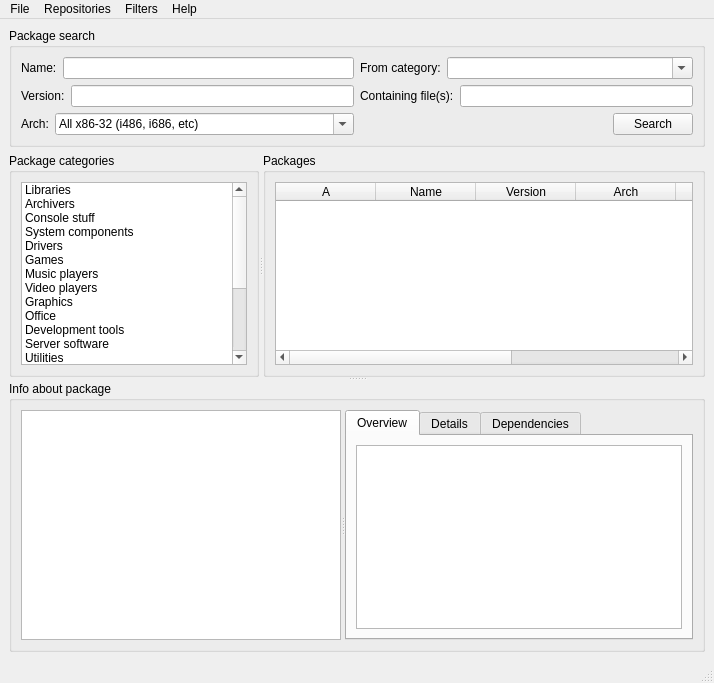
Qt form mpkg/manager/pkgmanager.ui (BackupTheBerlios/mops) before a commit.
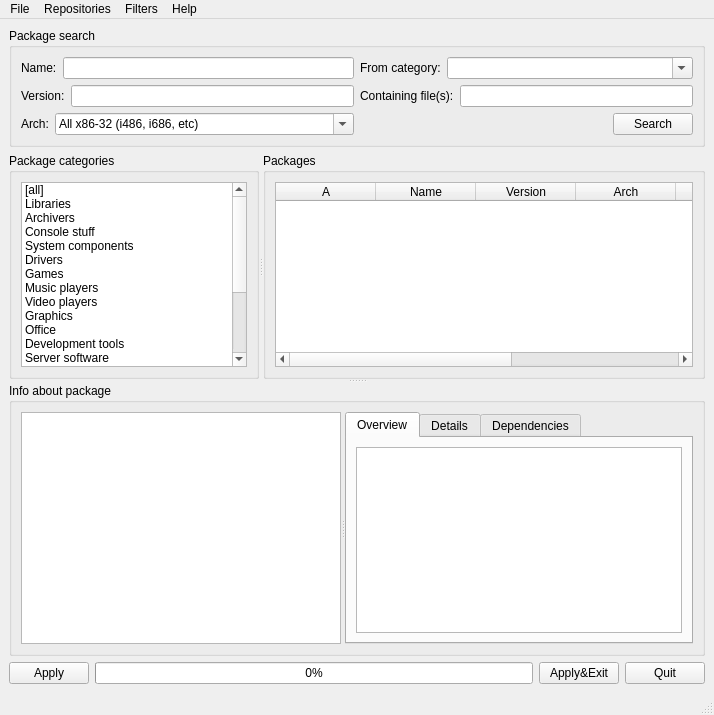
The same form after that commit.

Patch:
```diff
--- a/mpkg/manager/pkgmanager.ui
+++ b/mpkg/manager/pkgmanager.ui
@@ -6,7 +6,7 @@
     <x>0</x>
     <y>0</y>
     <width>714</width>
-    <height>683</height>
+    <height>715</height>
    </rect>
   </property>
   <property name="windowTitle" >
@@ -301,6 +301,11 @@
          </property>
          <item>
           <widget class="QListWidget" name="listWidget" >
+           <item>
+            <property name="text" >
+             <string>[all]</string>
+            </property>
+           </item>
            <item>
             <property name="text" >
              <string>Libraries</string>
@@ -423,7 +428,16 @@
           <number>6</number>
          </property>
          <item>
-          <widget class="QTableWidget" name="tableWidget" >
+          <widget class="QTableWidget" name="packageTable" >
+           <property name="selectionMode" >
+            <enum>QAbstractItemView::SingleSelection</enum>
+           </property>
+           <property name="selectionBehavior" >
+            <enum>QAbstractItemView::SelectRows</enum>
+           </property>
+           <property name="sortingEnabled" >
+            <bool>false</bool>
+           </property>
            <column>
             <property name="text" >
              <string>A</string>
@@ -566,6 +580,60 @@
       </widget>
      </widget>
     </item>
+    <item>
+     <layout class="QHBoxLayout" >
+      <property name="margin" >
+       <number>0</number>
+      </property>
+      <property name="spacing" >
+       <number>6</number>
+      </property>
+      <item>
+       <widget class="QPushButton" name="pushButton_2" >
+        <property name="text" >
+         <string>Apply</string>
+        </property>
+       </widget>
+      </item>
+      <item>
+       <widget class="QProgressBar" name="progressBar" >
+        <property name="enabled" >
+         <bool>true</bool>
+        </property>
+        <property name="value" >
+         <number>0</number>
+        </property>
+        <property name="orientation" >
+         <enum>Qt::Horizontal</enum>
+        </property>
+       </widget>
+      </item>
+      <item>
+       <layout class="QHBoxLayout" >
+        <property name="margin" >
+         <number>0</number>
+        </property>
+        <property name="spacing" >
+         <number>6</number>
+        </property>
+        <item>
+         <widget class="QPushButton" name="pushButton_3" >
+          <property name="text" >
+           <string>Apply&amp;&amp;Exit</string>
+          </property>
+         </widget>
+        </item>
+        <item>
+         <widget class="QPushButton" name="pushButton_4" >
+          <property name="text" >
+           <string>Quit</string>
+          </property>
+         </widget>
+        </item>
+       </layout>
+      </item>
+     </layout>
+    </item>
    </layout>
   </widget>
   <widget class="QMenuBar" name="menubar" >
```
Left out of the diff: 67 changed lines with no effect on the pictures.
